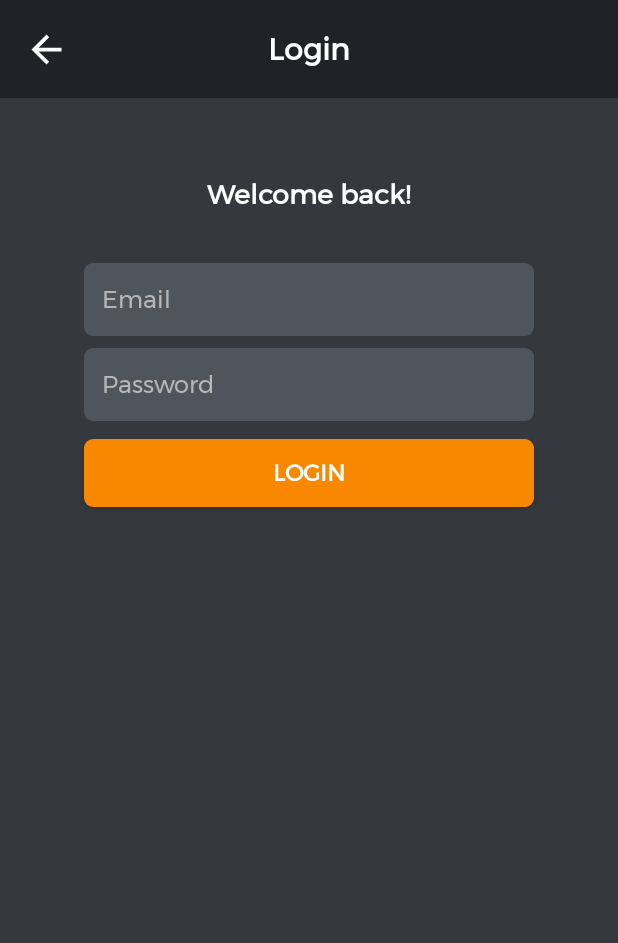
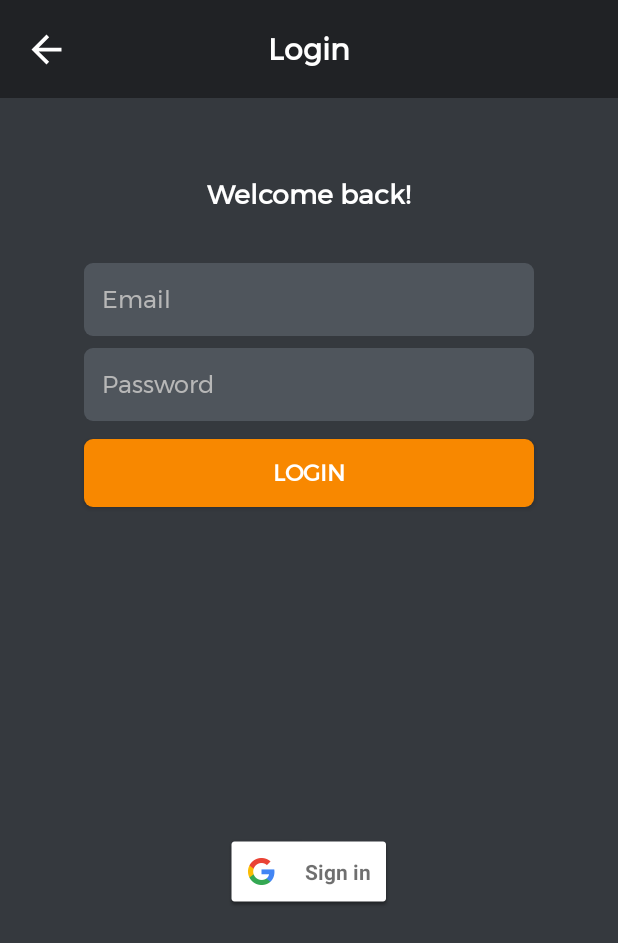
Before and after one commit to kim15096/Burgundy, an Android app: the screen it shows after launch (LoginPage), after a tap on "LOGIN", on a phone screen of 412 x 824 dp. Shown: the top 943 px of the screen. Run offline under Robolectric (Android 15) with nearby library versions, the phone set to English and light mode, and no system bars; our stand-ins replace Firebase (no records; nobody signed in at launch, a user with empty details on screens opened directly).

Commit message:
fix crash when sign-in with email and fields are empty. Add Google sign-in

```diff
--- a/app/build.gradle
+++ b/app/build.gradle
@@ -33,4 +33,6 @@ dependencies {
     androidTestImplementation 'androidx.test.ext:junit:1.1.1'
     androidTestImplementation 'androidx.test.espresso:espresso-core:3.2.0'
     implementation 'com.google.firebase:firebase-auth:19.3.0'
+    implementation 'com.google.android.gms:play-services-auth:17.0.0'
+    implementation 'com.google.android.material:material:1.1.0'
 }
--- a/app/src/main/java/app/me/nightfall/login/LoginPage.java
+++ b/app/src/main/java/app/me/nightfall/login/LoginPage.java
@@ -10,11 +10,20 @@ import android.widget.Toast;
 import androidx.annotation.NonNull;
 import androidx.appcompat.app.AppCompatActivity;
 
+import com.google.android.gms.auth.api.signin.GoogleSignIn;
+import com.google.android.gms.auth.api.signin.GoogleSignInAccount;
+import com.google.android.gms.auth.api.signin.GoogleSignInClient;
+import com.google.android.gms.auth.api.signin.GoogleSignInOptions;
+import com.google.android.gms.common.SignInButton;
+import com.google.android.gms.common.api.ApiException;
 import com.google.android.gms.tasks.OnCompleteListener;
 import com.google.android.gms.tasks.Task;
+import com.google.android.material.snackbar.Snackbar;
+import com.google.firebase.auth.AuthCredential;
 import com.google.firebase.auth.AuthResult;
 import com.google.firebase.auth.FirebaseAuth;
 import com.google.firebase.auth.FirebaseUser;
+import com.google.firebase.auth.GoogleAuthProvider;
 
 import app.me.nightfall.R;
 import app.me.nightfall.home.Home;
@@ -22,10 +31,16 @@ import app.me.nightfall.home.Home;
 public class LoginPage extends AppCompatActivity {
 
     private static final String LOG_TAG = LoginPage.class.getSimpleName();
+    private static final int RC_SIGN_IN = 1;
 
+    // Email sign-in variables
     private FirebaseAuth mAuth;
     private EditText mEmailEditText;
     private EditText mPasswordEditText;
+
+    // Google sign-in variables
+    private GoogleSignInClient mGoogleSignInClient;
+    private SignInButton mGoogleSignInBtn;
 
     @Override
     protected void onCreate(Bundle savedInstanceState) {
@@ -36,10 +51,27 @@ public class LoginPage extends AppCompatActivity {
         // Note that the checking whether the user is signed in is done in Splash
         mAuth = FirebaseAuth.getInstance();
 
+        // Initialize Google sign-in option
+        // Configure Google sign-in
+        GoogleSignInOptions mGso = new GoogleSignInOptions.Builder(GoogleSignInOptions.DEFAULT_SIGN_IN)
+                .requestIdToken(getString(R.string.server_client_id))
+                .requestEmail()
+                .build();
+        // Build a GoogleSignInClient with the options specified above
+        mGoogleSignInClient = GoogleSignIn.getClient(this, mGso);
+        mGoogleSignInBtn = findViewById(R.id.google_signin_btn);
+        mGoogleSignInBtn.setOnClickListener(new View.OnClickListener() {
+            @Override
+            public void onClick(View view) {
+                googleSignIn();
+            }
+        });
+
         // Initialize View private variables
         mEmailEditText = findViewById(R.id.login_email);
         mPasswordEditText = findViewById(R.id.login_password);
 
+        Log.d(LOG_TAG, "onCreate success");
     }
 
     public void toLogin(View view) {
@@ -64,6 +96,7 @@ public class LoginPage extends AppCompatActivity {
         String password = mPasswordEditText.getText().toString();
 
         // Sign in with email using method from Firebase Auth
+        if (!email.isEmpty() && !password.isEmpty()) {
             mAuth.signInWithEmailAndPassword(email, password)
                     .addOnCompleteListener(this, new OnCompleteListener<AuthResult>() {
                         @Override
@@ -81,7 +114,57 @@ public class LoginPage extends AppCompatActivity {
                             }
                         }
                     });
+        }
+    }
 
+    // Sign in with Google
+    public void googleSignIn() {
+        Log.d(LOG_TAG, "googleSignIn is called");
+        Intent signInIntent = mGoogleSignInClient.getSignInIntent();
+        startActivityForResult(signInIntent, RC_SIGN_IN);
+    }
+
+    @Override
+    public void onActivityResult(int requestCode, int resultCode, Intent data) {
+        super.onActivityResult(requestCode, resultCode, data);
+
+        // Result returned from launching the Intent from GoogleSignInApi.getSignInIntent(...);
+        if (requestCode == RC_SIGN_IN) {
+            Task<GoogleSignInAccount> task = GoogleSignIn.getSignedInAccountFromIntent(data);
+            try {
+                // Google Sign In was successful, authenticate with Firebase
+                GoogleSignInAccount account = task.getResult(ApiException.class);
+                firebaseAuthWithGoogle(account);
+            } catch (ApiException e) {
+                // Google Sign In failed, update UI appropriately
+                Log.w(LOG_TAG, "Google sign in failed", e);
+                // ...
+            }
+        }
+    }
+
+    private void firebaseAuthWithGoogle(GoogleSignInAccount acct) {
+        Log.d(LOG_TAG, "firebaseAuthWithGoogle:" + acct.getId());
+
+        AuthCredential credential = GoogleAuthProvider.getCredential(acct.getIdToken(), null);
+        mAuth.signInWithCredential(credential)
+                .addOnCompleteListener(this, new OnCompleteListener<AuthResult>() {
+                    @Override
+                    public void onComplete(@NonNull Task<AuthResult> task) {
+                        if (task.isSuccessful()) {
+                            // Sign in success, update UI with the signed-in user's information
+                            Log.d(LOG_TAG, "signInWithCredential:success");
+                            FirebaseUser user = mAuth.getCurrentUser();
+                            changeToHome();
+                        } else {
+                            // If sign in fails, display a message to the user.
+                            Log.w(LOG_TAG, "signInWithCredential:failure", task.getException());
+                            Snackbar.make(findViewById(R.id.login_page_layout), "Authentication Failed.", Snackbar.LENGTH_SHORT).show();
+                        }
+
+                        // ...
+                    }
+                });
     }
 
     // Change Activity from LoginPage to Home upon successful sign in
@@ -90,4 +173,5 @@ public class LoginPage extends AppCompatActivity {
         startActivity(intent);
         finish();
     }
+
 }
--- a/app/src/main/res/layout/login_page_act.xml
+++ b/app/src/main/res/layout/login_page_act.xml
@@ -2,6 +2,7 @@
 <androidx.constraintlayout.widget.ConstraintLayout xmlns:android="http://schemas.android.com/apk/res/android"
     xmlns:app="http://schemas.android.com/apk/res-auto"
     xmlns:tools="http://schemas.android.com/tools"
+    android:id="@+id/login_page_layout"
     android:layout_width="match_parent"
     android:layout_height="match_parent"
     android:background="@color/darkBG">
@@ -48,11 +49,11 @@
         android:layout_height="45dp"
         android:layout_marginTop="12dp"
         android:background="@drawable/btn_bg"
+        android:onClick="signIn"
         android:text="LOGIN"
         android:textColor="@android:color/white"
         android:textSize="15sp"
         android:textStyle="bold"
-        android:onClick="signIn"
         app:layout_constraintEnd_toEndOf="parent"
         app:layout_constraintHorizontal_bias="0.50"
         app:layout_constraintStart_toStartOf="parent"
@@ -109,4 +110,13 @@
         app:layout_constraintStart_toStartOf="parent"
         app:layout_constraintTop_toBottomOf="@+id/toolbar2" />
 
+    <com.google.android.gms.common.SignInButton
+        android:id="@+id/google_signin_btn"
+        android:layout_width="wrap_content"
+        android:layout_height="wrap_content"
+        app:layout_constraintBottom_toBottomOf="parent"
+        app:layout_constraintEnd_toEndOf="parent"
+        app:layout_constraintStart_toStartOf="parent"
+        app:layout_constraintTop_toBottomOf="@+id/login_btn" />
+
 </androidx.constraintlayout.widget.ConstraintLayout>
--- a/app/src/main/res/values/strings.xml
+++ b/app/src/main/res/values/strings.xml
@@ -2,4 +2,9 @@
     <string name="app_name">Nightfall</string>
     <string name="login_email_hint">Email</string>
     <string name="login_password_hint">Password</string>
+
+    <!-- Web OAuth2.0 client ID for Google sign-in-->
+    <string name="server_client_id">
+        680708338955-k5e2248douu6m9i9clncogkmjn2kviti.apps.googleusercontent.com
+    </string>
 </resources>
```
Lines whose indentation alone changed are shown as unchanged.
